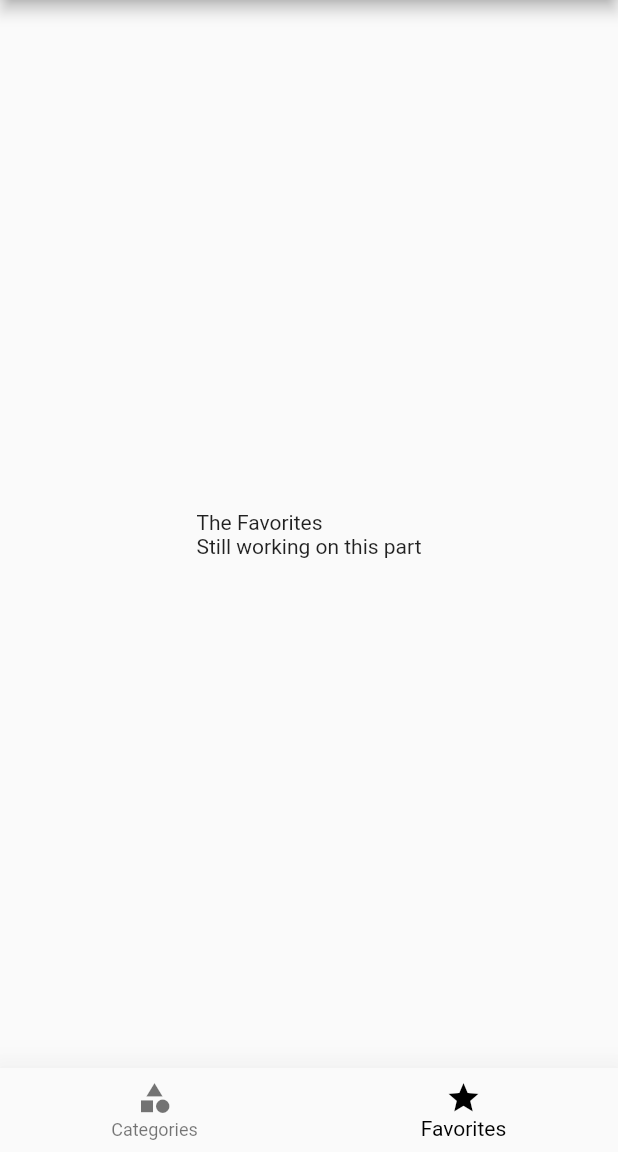
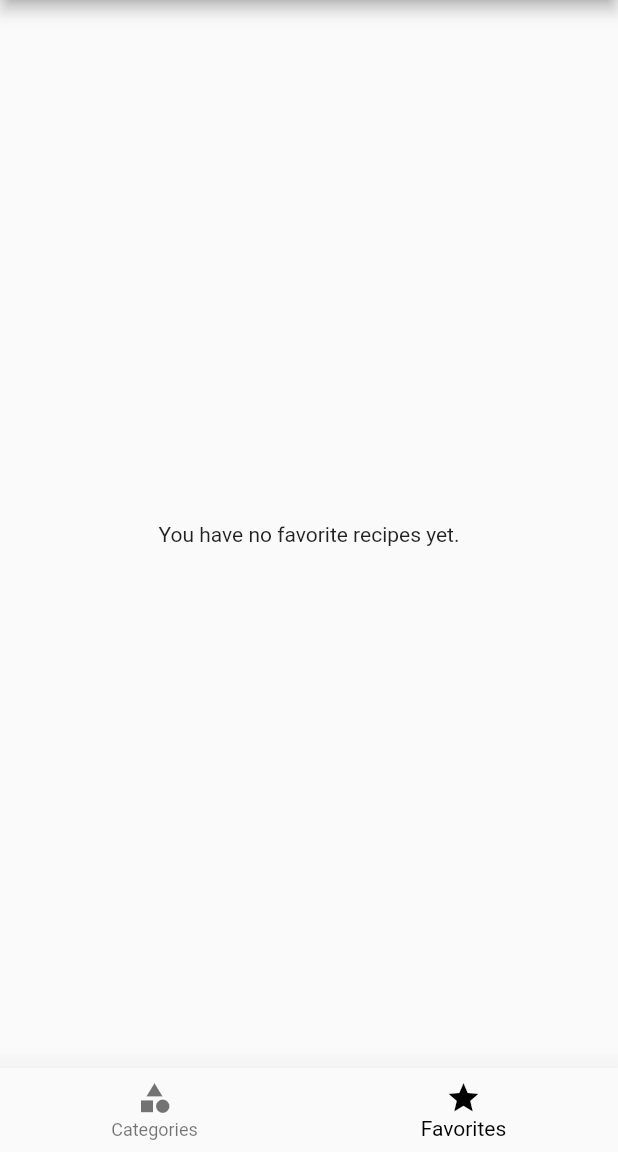
Before and after one commit to davidaodejobi/Flutter-and-Dart-Course, a Flutter app: the screen it shows after launch, item 2 of the bottom bar chosen, on a phone screen of 412 x 824 dp, the part 84-1236 px from its top. Run offline on Flutter 3.47's test engine with Material 2 defaults, Android fonts, the phone set to English and light mode, and no system bars; our stand-ins replace flutter_svg, google_fonts.

```diff
--- a/meal_app/lib/screens/favorites_screen.dart
+++ b/meal_app/lib/screens/favorites_screen.dart
@@ -6,7 +6,7 @@ class FavoritesScreen extends StatelessWidget {
   @override
   Widget build(BuildContext context) {
     return const Center(
-      child: Text('The Favorites\nStill working on this part'),
+      child: Text('You have no favorite recipes yet.'),
     );
   }
 }
```
